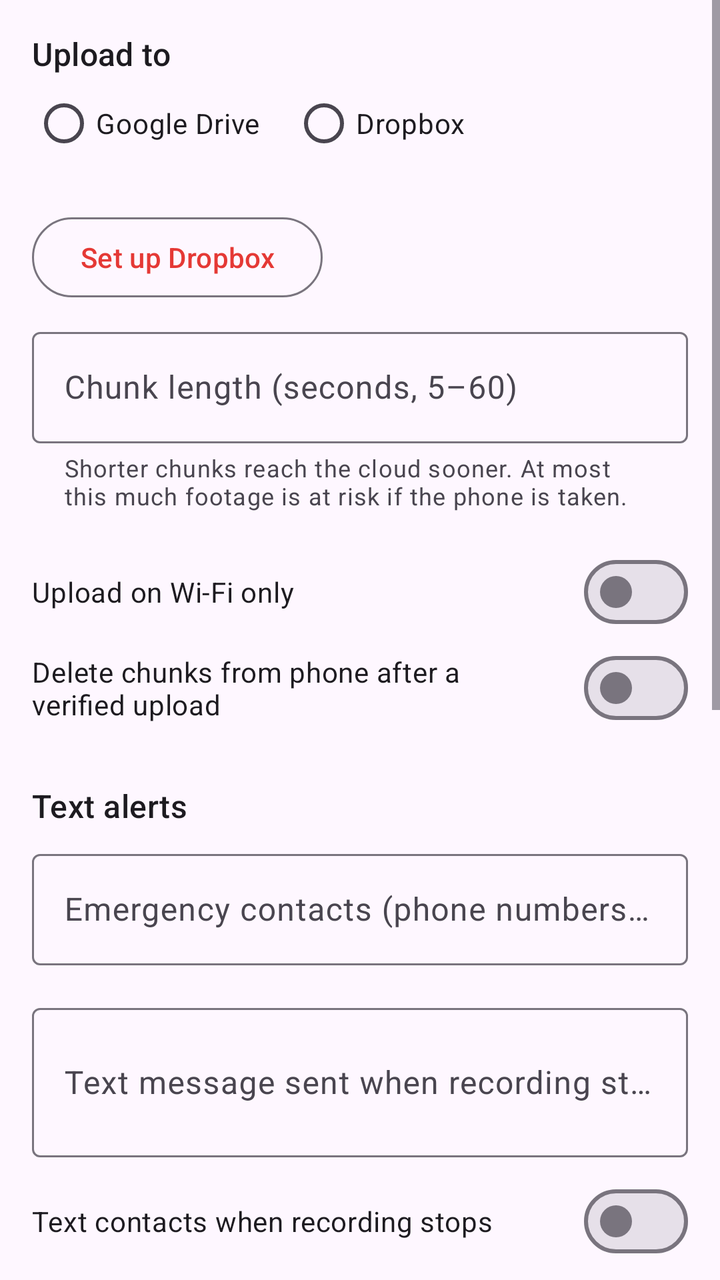
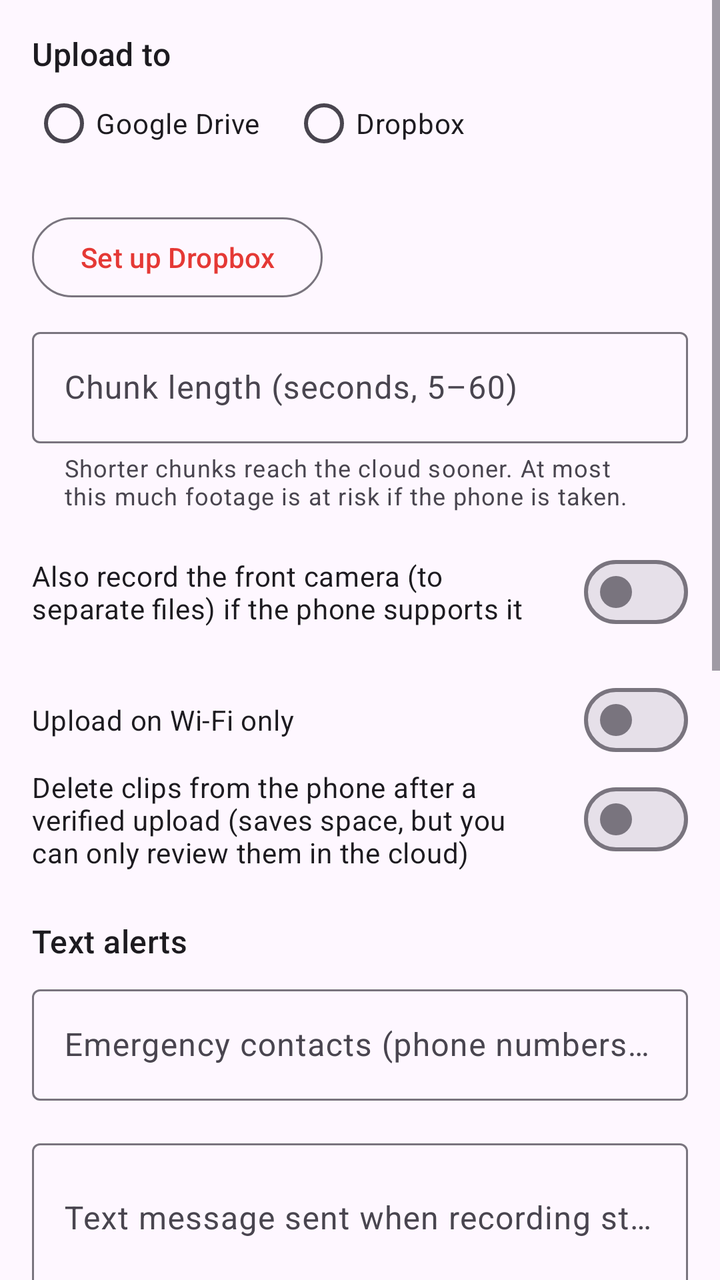

An Android layout rendered at two revisions. The XML below is the earlier revision; the diff shows what the commit changed to produce the second picture.
<!-- AndroidManifest.xml: application theme Theme.WitnessCam -->
<!-- res/layout/activity_settings.xml -->
<ScrollView xmlns:android="http://schemas.android.com/apk/res/android"
    xmlns:app="http://schemas.android.com/apk/res-auto"
    android:layout_width="match_parent"
    android:layout_height="match_parent"
    android:fitsSystemWindows="true">

    <LinearLayout
        android:layout_width="match_parent"
        android:layout_height="wrap_content"
        android:orientation="vertical"
        android:padding="16dp">

        <TextView
            android:layout_width="match_parent"
            android:layout_height="wrap_content"
            android:text="@string/cloud_section"
            android:textAppearance="?attr/textAppearanceTitleMedium" />

        <RadioGroup
            android:id="@+id/provider_group"
            android:layout_width="match_parent"
            android:layout_height="wrap_content"
            android:orientation="horizontal">
            <RadioButton
                android:id="@+id/provider_google"
                android:layout_width="wrap_content"
                android:layout_height="wrap_content"
                android:layout_marginEnd="16dp"
                android:text="@string/provider_google" />
            <RadioButton
                android:id="@+id/provider_dropbox"
                android:layout_width="wrap_content"
                android:layout_height="wrap_content"
                android:text="@string/provider_dropbox" />
        </RadioGroup>

        <TextView
            android:id="@+id/drive_status"
            android:layout_width="match_parent"
            android:layout_height="wrap_content"
            android:textAppearance="?attr/textAppearanceBodyMedium" />

        <com.google.android.material.button.MaterialButton
            android:id="@+id/dropbox_setup"
            style="?attr/materialButtonOutlinedStyle"
            android:layout_width="wrap_content"
            android:layout_height="wrap_content"
            android:layout_marginBottom="8dp"
            android:text="@string/dropbox_setup" />

        <com.google.android.material.textfield.TextInputLayout
            android:layout_width="match_parent"
            android:layout_height="wrap_content"
            android:hint="@string/segment_seconds"
            app:helperText="@string/segment_help">
            <com.google.android.material.textfield.TextInputEditText
                android:id="@+id/segment_seconds"
                android:layout_width="match_parent"
                android:layout_height="wrap_content"
                android:inputType="number" />
        </com.google.android.material.textfield.TextInputLayout>

        <com.google.android.material.materialswitch.MaterialSwitch
            android:id="@+id/wifi_only"
            android:layout_width="match_parent"
            android:layout_height="wrap_content"
            android:layout_marginTop="16dp"
            android:text="@string/wifi_only" />

        <com.google.android.material.materialswitch.MaterialSwitch
            android:id="@+id/delete_after_upload"
            android:layout_width="match_parent"
            android:layout_height="wrap_content"
            android:text="@string/delete_after_upload" />

        <TextView
            android:layout_width="match_parent"
            android:layout_height="wrap_content"
            android:layout_marginTop="24dp"
            android:text="@string/sms_section"
            android:textAppearance="?attr/textAppearanceTitleMedium" />

        <com.google.android.material.textfield.TextInputLayout
            android:layout_width="match_parent"
            android:layout_height="wrap_content"
            android:layout_marginTop="8dp"
            android:hint="@string/emergency_contacts">
            <com.google.android.material.textfield.TextInputEditText
                android:id="@+id/contacts"
                android:layout_width="match_parent"
                android:layout_height="wrap_content"
                android:inputType="phone" />
        </com.google.android.material.textfield.TextInputLayout>

        <com.google.android.material.textfield.TextInputLayout
            android:layout_width="match_parent"
            android:layout_height="wrap_content"
            android:layout_marginTop="16dp"
            android:hint="@string/alert_message">
            <com.google.android.material.textfield.TextInputEditText
                android:id="@+id/alert_message"
                android:layout_width="match_parent"
                android:layout_height="wrap_content"
                android:inputType="textMultiLine|textCapSentences"
                android:minLines="2" />
        </com.google.android.material.textfield.TextInputLayout>

        <com.google.android.material.materialswitch.MaterialSwitch
            android:id="@+id/sms_on_stop"
            android:layout_width="match_parent"
            android:layout_height="wrap_content"
            android:layout_marginTop="8dp"
            android:text="@string/sms_on_stop" />

        <com.google.android.material.textfield.TextInputLayout
            android:layout_width="match_parent"
            android:layout_height="wrap_content"
            android:layout_marginTop="8dp"
            android:hint="@string/location_update_minutes">
            <com.google.android.material.textfield.TextInputEditText
                android:id="@+id/location_minutes"
                android:layout_width="match_parent"
                android:layout_height="wrap_content"
                android:inputType="number" />
        </com.google.android.material.textfield.TextInputLayout>

        <com.google.android.material.materialswitch.MaterialSwitch
            android:id="@+id/share_link"
            android:layout_width="match_parent"
            android:layout_height="wrap_content"
            android:layout_marginTop="8dp"
            android:text="@string/share_footage_link" />

        <TextView
            android:layout_width="match_parent"
            android:layout_height="wrap_content"
            android:text="@string/share_footage_help"
            android:textAppearance="?attr/textAppearanceBodySmall" />

        <com.google.android.material.button.MaterialButton
            android:id="@+id/send_test"
            style="?attr/materialButtonOutlinedStyle"
            android:layout_width="wrap_content"
            android:layout_height="wrap_content"
            android:layout_marginTop="8dp"
            android:text="@string/send_test" />

        <TextView
            android:layout_width="match_parent"
            android:layout_height="wrap_content"
            android:layout_marginTop="24dp"
            android:text="@string/pin_section"
            android:textAppearance="?attr/textAppearanceTitleMedium" />

        <TextView
            android:id="@+id/pin_status"
            android:layout_width="match_parent"
            android:layout_height="wrap_content"
            android:layout_marginTop="4dp"
            android:textAppearance="?attr/textAppearanceBodyMedium" />

        <com.google.android.material.textfield.TextInputLayout
            android:layout_width="match_parent"
            android:layout_height="wrap_content"
            android:layout_marginTop="8dp"
            android:hint="@string/pin_new">
            <com.google.android.material.textfield.TextInputEditText
                android:id="@+id/new_pin"
                android:layout_width="match_parent"
                android:layout_height="wrap_content"
                android:inputType="numberPassword"
                android:maxLength="12" />
        </com.google.android.material.textfield.TextInputLayout>

        <com.google.android.material.button.MaterialButton
            android:id="@+id/remove_pin"
            style="?attr/borderlessButtonStyle"
            android:layout_width="wrap_content"
            android:layout_height="wrap_content"
            android:text="@string/pin_remove" />

        <TextView
            android:id="@+id/storage_path"
            android:layout_width="match_parent"
            android:layout_height="wrap_content"
            android:layout_marginTop="16dp"
            android:textAppearance="?attr/textAppearanceBodySmall" />

        <com.google.android.material.button.MaterialButton
            android:id="@+id/save"
            android:layout_width="match_parent"
            android:layout_height="wrap_content"
            android:layout_marginTop="24dp"
            android:text="@string/save" />
    </LinearLayout>
</ScrollView>
<!-- resources referenced by this layout -->
<resources>
  <string name="alert_message">Text message sent when recording starts</string>
  <string name="cloud_section">Upload to</string>
  <string name="delete_after_upload">Delete chunks from phone after a verified upload</string>
  <string name="dropbox_setup">Set up Dropbox</string>
  <string name="emergency_contacts">Emergency contacts (phone numbers, comma-separated)</string>
  <string name="location_update_minutes">Text location updates every N minutes while recording (0 = off)</string>
  <string name="pin_new">New PIN to stop recording / open settings (leave blank to keep current)</string>
  <string name="pin_remove">Remove PIN</string>
  <string name="pin_section">Stop protection</string>
  <string name="provider_dropbox">Dropbox</string>
  <string name="provider_google">Google Drive</string>
  <string name="save">Save</string>
  <string name="segment_help">Shorter chunks reach the cloud sooner. At most this much footage is at risk if the phone is taken.</string>
  <string name="segment_seconds">Chunk length (seconds, 5–60)</string>
  <string name="send_test">Send test text</string>
  <string name="share_footage_help">Anyone who gets the link can view that recording\'s folder in your Drive.</string>
  <string name="share_footage_link">Text contacts a link to watch the footage</string>
  <string name="sms_on_stop">Text contacts when recording stops</string>
  <string name="sms_section">Text alerts</string>
  <string name="wifi_only">Upload on Wi-Fi only</string>
  <style name="Theme.WitnessCam" parent="Theme.Material3.DayNight">
          <item name="colorPrimary">@color/rec_red</item>
          <item name="colorSecondary">@color/rec_red</item>
      </style>
  <color name="rec_red">#E53935</color>
</resources>

<!-- the commit's change to res/layout/activity_settings.xml (unified diff, before → after) -->
@@ -61,6 +61,13 @@
         </com.google.android.material.textfield.TextInputLayout>
 
         <com.google.android.material.materialswitch.MaterialSwitch
+            android:id="@+id/dual_camera"
+            android:layout_width="match_parent"
+            android:layout_height="wrap_content"
+            android:layout_marginTop="16dp"
+            android:text="@string/dual_camera" />
+
+        <com.google.android.material.materialswitch.MaterialSwitch
             android:id="@+id/wifi_only"
             android:layout_width="match_parent"
             android:layout_height="wrap_content"
<!-- resource entries referenced after the edit -->
@@ -2,8 +2,9 @@
 <resources>
   <string name="alert_message">Text message sent when recording starts</string>
   <string name="cloud_section">Upload to</string>
-  <string name="delete_after_upload">Delete chunks from phone after a verified upload</string>
+  <string name="delete_after_upload">Delete clips from the phone after a verified upload (saves space, but you can only review them in the cloud)</string>
   <string name="dropbox_setup">Set up Dropbox</string>
+  <string name="dual_camera">Also record the front camera (to separate files) if the phone supports it</string>
   <string name="emergency_contacts">Emergency contacts (phone numbers, comma-separated)</string>
   <string name="location_update_minutes">Text location updates every N minutes while recording (0 = off)</string>
   <string name="pin_new">New PIN to stop recording / open settings (leave blank to keep current)</string>
